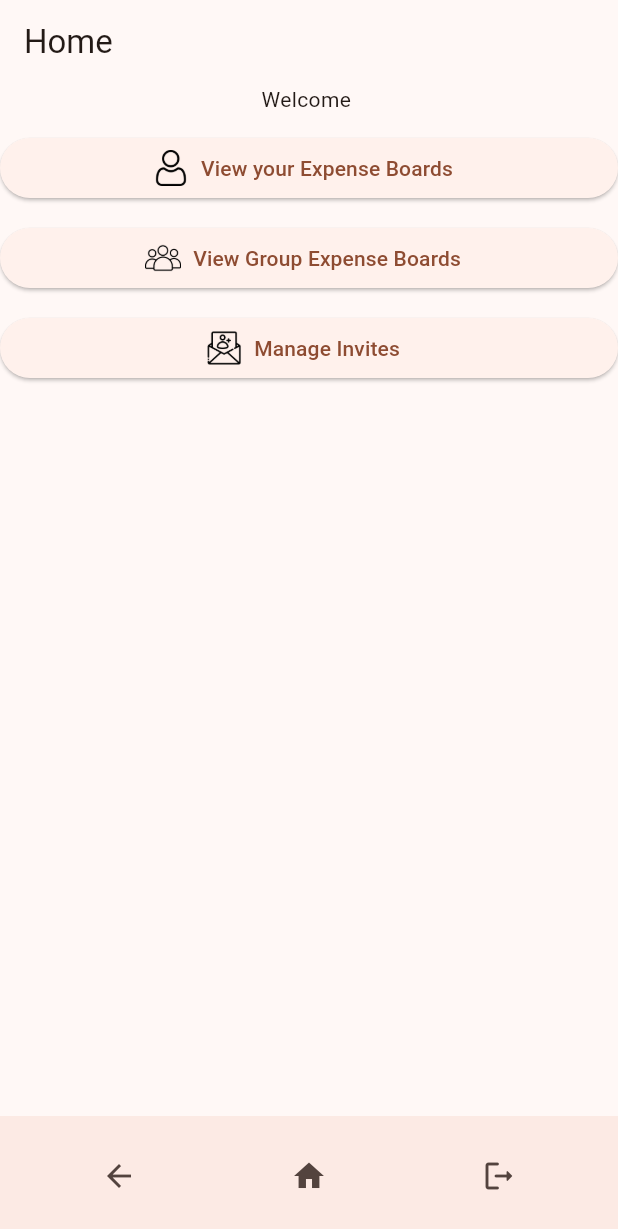
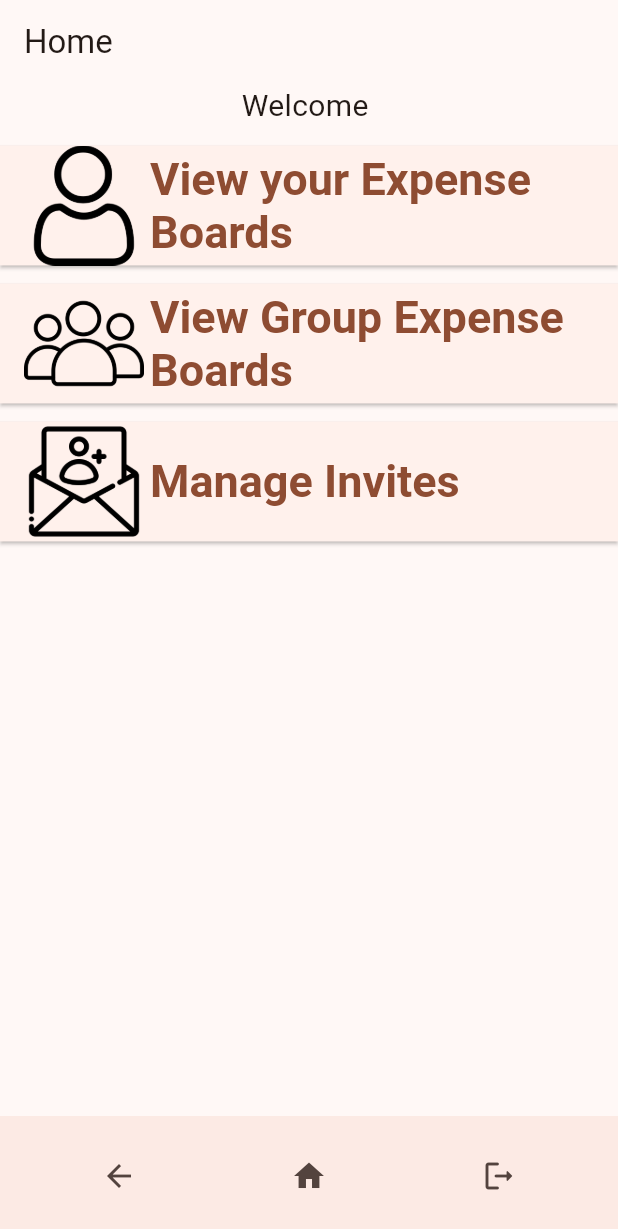
Before and after one commit to jkumz/expensee, a Flutter app: the screen it shows once a user with an empty profile is signed in, after a tap on the "home" icon, on a phone screen of 412 x 824 dp. Shown: the top 1229 px of the screen. Run offline on Flutter 3.47's test engine with Material 3 defaults, Android fonts, the phone set to English and light mode, and no system bars; our stand-ins replace flutter_dotenv, image_gallery_saver, image_picker, logger, permission_handler, supabase_flutter and 2 more; missing offline and left inert: resend; accounts and stored records are empty; network calls fail.

Commit message:
Slight UI changes

```diff
--- a/lib/components/buttons/authentication_buttons/magic_link_button.dart
+++ b/lib/components/buttons/authentication_buttons/magic_link_button.dart
@@ -1,3 +1,4 @@
+import 'package:expensee/styles.dart';
 import 'package:flutter/material.dart';
 
 class MagicLinkButton extends StatelessWidget {
@@ -17,11 +18,7 @@ class MagicLinkButton extends StatelessWidget {
               onTap!();
             }
           : null,
-      style: ElevatedButton.styleFrom(
-          foregroundColor: (textColour ?? Colors.white),
-          backgroundColor:
-              (backgroundColour ?? const Color.fromARGB(255, 170, 76, 175)),
-          elevation: 1),
+      style: standardMenuOptionStyle,
       child: child,
     );
   }
--- a/lib/components/buttons/custom_callback_button.dart
+++ b/lib/components/buttons/custom_callback_button.dart
@@ -1,3 +1,4 @@
+import 'package:expensee/styles.dart';
 import 'package:flutter/material.dart';
 
 class CustomCallbackButton extends StatelessWidget {
@@ -17,11 +18,7 @@ class CustomCallbackButton extends StatelessWidget {
               onTap!(); // ! operator basically says its guaranteed to not be null
             }
           : null,
-      style: ElevatedButton.styleFrom(
-          foregroundColor: (textColour ?? Colors.white),
-          backgroundColor:
-              (backgroundColour ?? const Color.fromARGB(255, 170, 76, 175)),
-          elevation: 1),
+      style: standardMenuOptionStyle,
       child: child,
     );
   }
--- a/lib/components/buttons/home_buttons/view_boards_button.dart
+++ b/lib/components/buttons/home_buttons/view_boards_button.dart
@@ -1,3 +1,4 @@
+import 'package:expensee/styles.dart';
 import 'package:flutter/material.dart';
 
 class ViewExpenseBoardsButton extends StatelessWidget {
@@ -14,9 +15,10 @@ class ViewExpenseBoardsButton extends StatelessWidget {
   @override
   Widget build(BuildContext context) {
     return ElevatedButton.icon(
-      icon: Image.asset(imagePath, width: 24, height: 24), // Use imagePath here
+      icon: Image.asset(imagePath, width: 80, height: 80), // Use imagePath here
       label: Text(text), // Text on the right
       onPressed: onPressed,
+      style: standardMenuOptionStyleWithIcon,
     );
   }
 }
--- a/lib/components/buttons/home_buttons/view_invites_button.dart
+++ b/lib/components/buttons/home_buttons/view_invites_button.dart
@@ -1,3 +1,4 @@
+import 'package:expensee/styles.dart';
 import 'package:flutter/material.dart';
 
 class ViewInvitesButton extends StatelessWidget {
@@ -14,9 +15,10 @@ class ViewInvitesButton extends StatelessWidget {
   @override
   Widget build(BuildContext context) {
     return ElevatedButton.icon(
-      icon: Image.asset(imagePath, width: 24, height: 24), // Use imagePath here
+      icon: Image.asset(imagePath, width: 80, height: 80), // Use imagePath here
       label: Text(text), // Text on the right
       onPressed: onPressed,
+      style: standardMenuOptionStyleWithIcon,
     );
   }
 }
--- a/lib/config/constants.dart
+++ b/lib/config/constants.dart
@@ -7,9 +7,9 @@ const homePageRoute = "/home";
 // LOG IN PAGE CONSTANTS
 
 // LOG IN PAGE - Button text
-const signInWithGoogleButtonText = "Sign in with Google";
-const signInWithPasswordButtonText = "Sign in";
-const signInWithMagicLinkButtonText = "Sign in with Magic Link";
+const signInWithGoogleButtonText = "Google Login";
+const signInWithPasswordButtonText = "Login";
+const signInWithMagicLinkButtonText = "Magic Link Login";
 const signUpButtonText = "Sign Up";
 const loadingText = "Loading...";
 
--- a/lib/screens/expense_boards/board_settings_screen.dart
+++ b/lib/screens/expense_boards/board_settings_screen.dart
@@ -287,10 +287,10 @@ class _BoardSettingsScreenState extends State<BoardSettingsScreen> {
             });
       }
 
-      bool usingDateSpan = ((start != null && end != null) || start != null);
+      bool pickedDates = ((start != null && end != null) || start != null);
 
       // If we got to this point, proceed with fetching expense IDs and downloading
-      List<int> ids = ((start != null && end != null) || start != null)
+      List<int> ids = pickedDates
           ? await Provider.of<ExpenseProvider>(context, listen: false)
               .getExpenseIdsForBoardWithDate(widget.boardId, start, end)
           : await Provider.of<ExpenseProvider>(context, listen: false)
--- a/lib/screens/home.dart
+++ b/lib/screens/home.dart
@@ -68,7 +68,10 @@ class _HomeState extends State<Home> {
                 children: [
                   Center(
                     child: Text(
-                      "Welcome ${supabase.auth.currentUser!.email}",
+                      supabase.auth.currentUser != null
+                          ? "Welcome ${supabase.auth.currentUser!.email}"
+                          : "Welcome",
+                      style: const TextStyle(fontSize: 20),
                     ),
                   ),
                   const SizedBox(height: 12),
--- a/lib/styles.dart
+++ b/lib/styles.dart
@@ -0,0 +1,11 @@
+import 'package:flutter/material.dart';
+
+final standardMenuOptionStyle = ElevatedButton.styleFrom(
+    shape: const RoundedRectangleBorder(borderRadius: BorderRadius.zero),
+    textStyle: const TextStyle(fontSize: 30, fontWeight: FontWeight.bold));
+
+final standardMenuOptionStyleWithIcon = ElevatedButton.styleFrom(
+  shape: const RoundedRectangleBorder(borderRadius: BorderRadius.zero),
+  alignment: Alignment.centerLeft,
+  textStyle: const TextStyle(fontSize: 30, fontWeight: FontWeight.bold),
+);
```
